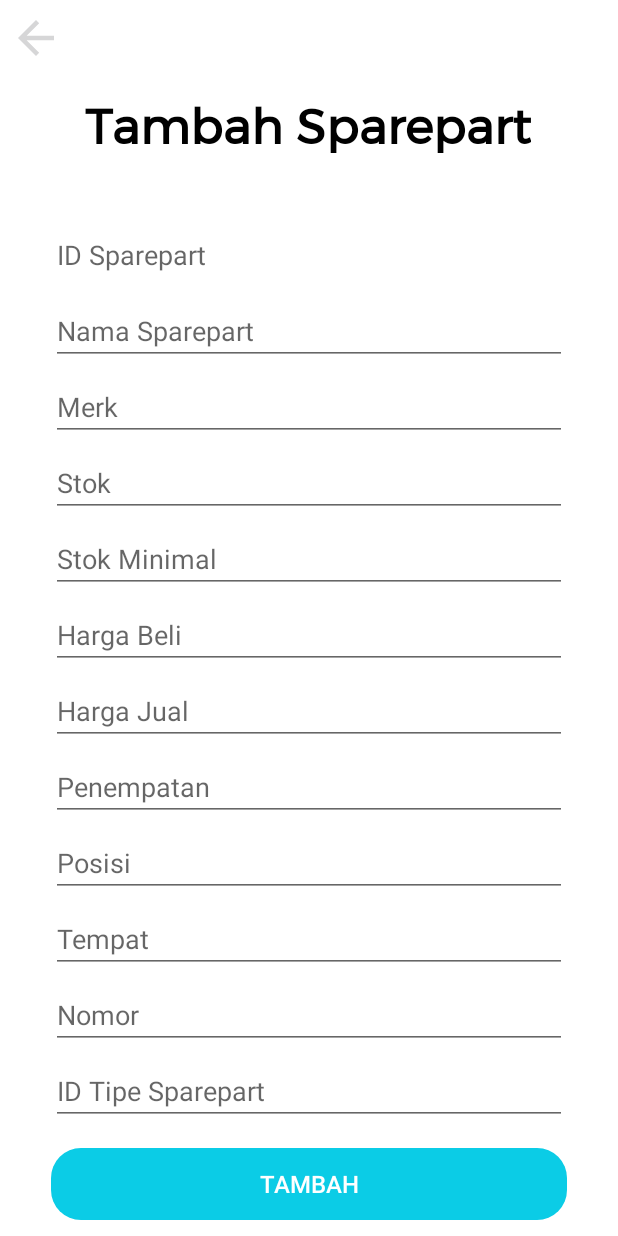
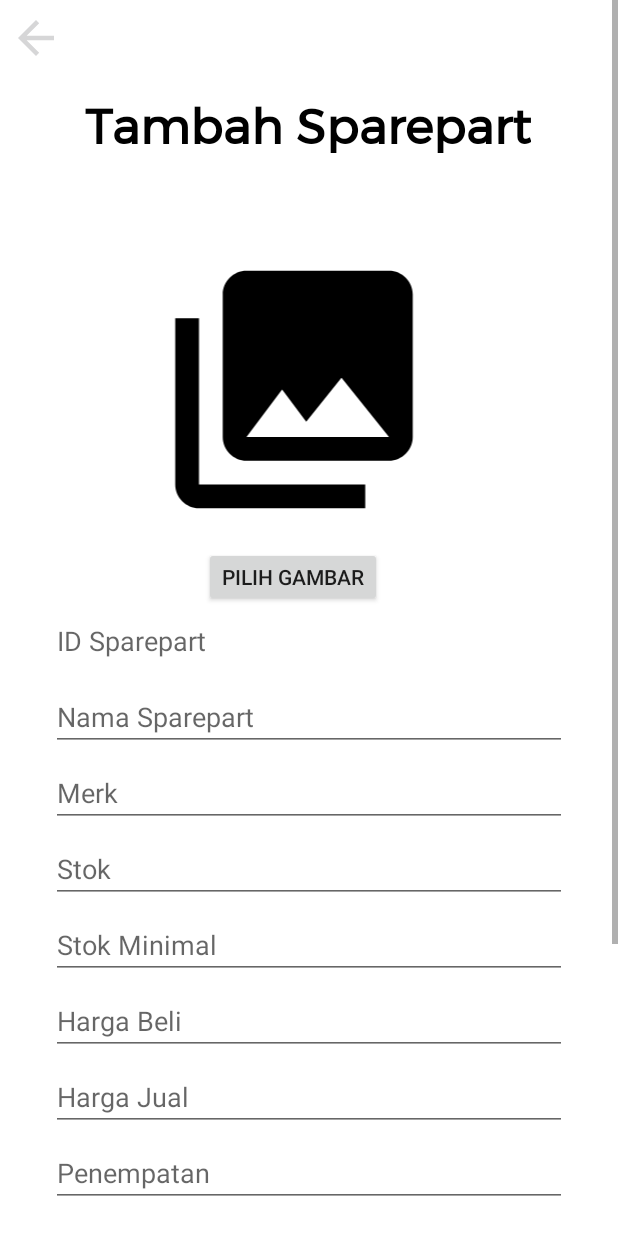
Before and after one commit to ryanderon/AtmaAuto, an Android app: the AddSparepart screen opened directly, with no data from a screen before it, on a phone screen of 412 x 824 dp. Run offline under Robolectric (Android 15) with nearby library versions, the phone set to English and light mode, and no system bars; our stand-ins replace Picasso; plain views replace MaterialEditText; pictures from the network do not load.

Commit message:
AddGambarSparepartJadi
ehhe

```diff
--- a/app/build.gradle
+++ b/app/build.gradle
@@ -27,6 +27,7 @@ dependencies {
     implementation 'com.squareup.retrofit2:converter-gson:2.5.0'
     implementation 'com.android.support:support-v4:28.0.0-rc02'
     implementation 'com.android.support:design:28.0.0-rc02'
+    implementation 'com.squareup.picasso:picasso:2.71828'
     testImplementation 'junit:junit:4.12'
     androidTestImplementation 'com.android.support.test:runner:1.0.2'
     androidTestImplementation 'com.android.support.test.espresso:espresso-core:3.0.2'
--- a/app/src/main/java/p3l_8980/com/atmaauto/Controller/ApiClient.java
+++ b/app/src/main/java/p3l_8980/com/atmaauto/Controller/ApiClient.java
@@ -1,13 +1,17 @@
 package p3l_8980.com.atmaauto.Controller;
 
+import okhttp3.MultipartBody;
+import okhttp3.RequestBody;
 import okhttp3.ResponseBody;
 import retrofit2.Call;
 import retrofit2.http.DELETE;
 import retrofit2.http.Field;
 import retrofit2.http.FormUrlEncoded;
 import retrofit2.http.GET;
+import retrofit2.http.Multipart;
 import retrofit2.http.POST;
 import retrofit2.http.PUT;
+import retrofit2.http.Part;
 import retrofit2.http.Path;
 
 public interface ApiClient {
@@ -45,20 +49,22 @@ public interface ApiClient {
     @GET("spareparts")
     Call<SparepartList> getSpareparts();
 
+    @Multipart
     @POST("spareparts")
     @FormUrlEncoded
-    Call<SparepartData> addSparepart(@Field("id_sparepart") String id_sparepart,
-                                     @Field("sparepart_name") String sparepart_name,
-                                     @Field("merk") String merk,
-                                     @Field("stock") int stock,
-                                     @Field("min_stock") int min_stock,
-                                     @Field("purchase_price") double purchase_price,
-                                     @Field("sell_price") double sell_price,
-                                     @Field("placement") String placement,
-                                     @Field("position") String position,
-                                     @Field("place") String place,
-                                     @Field("number") int number,
-                                     @Field("id_sparepart_type") int id_sparepart_type);
+    Call<ResponseBody> addSparepart(@Part MultipartBody.Part image,
+                                    @Part("id_sparepart") RequestBody id_sparepart,
+                                    @Part("sparepart_name") RequestBody sparepart_name,
+                                    @Part("merk") RequestBody merk,
+                                    @Part("stock") RequestBody stock,
+                                    @Part("min_stock") RequestBody min_stock,
+                                    @Part("purchase_price") RequestBody purchase_price,
+                                    @Part("sell_price") RequestBody sell_price,
+                                    @Part("placement") RequestBody placement,
+                                    @Part("position") RequestBody position,
+                                    @Part("place") RequestBody place,
+                                    @Part("number") RequestBody number,
+                                    @Part("id_sparepart_type") RequestBody id_sparepart_type);
 
     @DELETE("spareparts/{id}")
     Call<ResponseBody> deleteSparepart(@Path("id") String id);
--- a/app/src/main/res/layout/activity_add_sparepart.xml
+++ b/app/src/main/res/layout/activity_add_sparepart.xml
@@ -61,6 +61,23 @@
             app:layout_constraintStart_toStartOf="parent"
             app:layout_constraintTop_toBottomOf="@+id/title">
 
+            <ImageView
+                android:id="@+id/add_sparepart_image"
+                android:layout_width="300dp"
+                android:layout_height="190dp"
+                android:layout_marginTop="20dp"
+                android:layout_marginLeft="30dp"
+                app:srcCompat="@drawable/ic_menu_gallery"/>
+
+            <Button
+                android:layout_below="@id/btn_add_image"
+                android:id="@+id/btn_add_image"
+                android:layout_width="wrap_content"
+                android:layout_height="40dp"
+                android:layout_marginTop="10dp"
+                android:layout_marginLeft="120dp"
+                android:text="PILIH GAMBAR"/>
+
             <com.rengwuxian.materialedittext.MaterialEditText
                 android:id="@+id/idSparepart"
                 android:layout_width="match_parent"
@@ -85,7 +102,7 @@
                 app:met_floatingLabel="highlight" />
 
             <com.rengwuxian.materialedittext.MaterialEditText
-                android:id="@+id/merk"
+                android:id="@+id/merk_sparepart"
                 android:layout_width="match_parent"
                 android:layout_height="wrap_content"
                 android:layout_marginStart="18dp"
@@ -97,7 +114,7 @@
                 app:met_floatingLabel="highlight" />
 
             <com.rengwuxian.materialedittext.MaterialEditText
-                android:id="@+id/stock"
+                android:id="@+id/stock_sparepart"
                 android:layout_width="match_parent"
                 android:layout_height="wrap_content"
                 android:layout_marginStart="18dp"
@@ -145,7 +162,7 @@
                 app:met_floatingLabel="highlight" />
 
             <com.rengwuxian.materialedittext.MaterialEditText
-                android:id="@+id/placement"
+                android:id="@+id/placement_sparepart"
                 android:layout_width="match_parent"
                 android:layout_height="wrap_content"
                 android:layout_marginStart="18dp"
@@ -157,7 +174,7 @@
                 app:met_floatingLabel="highlight" />
 
             <com.rengwuxian.materialedittext.MaterialEditText
-                android:id="@+id/position"
+                android:id="@+id/position_sparepart"
                 android:layout_width="match_parent"
                 android:layout_height="wrap_content"
                 android:layout_marginStart="18dp"
@@ -169,7 +186,7 @@
                 app:met_floatingLabel="highlight" />
 
             <com.rengwuxian.materialedittext.MaterialEditText
-                android:id="@+id/place"
+                android:id="@+id/place_sparepart"
                 android:layout_width="match_parent"
                 android:layout_height="wrap_content"
                 android:layout_marginStart="18dp"
@@ -181,7 +198,7 @@
                 app:met_floatingLabel="highlight" />
 
             <com.rengwuxian.materialedittext.MaterialEditText
-                android:id="@+id/number"
+                android:id="@+id/number_sparepart"
                 android:layout_width="match_parent"
                 android:layout_height="wrap_content"
                 android:layout_marginStart="18dp"
--- a/app/src/main/res/layout/cardview_item_sparepart.xml
+++ b/app/src/main/res/layout/cardview_item_sparepart.xml
@@ -6,7 +6,8 @@
     android:clickable="true"
     xmlns:cardview="http://schemas.android.com/apk/res-auto"
     android:layout_margin="5dp"
-    cardview:cardCornerRadius="4dp">
+    cardview:cardCornerRadius="4dp"
+    android:layout_marginBottom="4dp" >
 
     <LinearLayout
         android:id="@+id/topcard"
```
Also changed, not shown: app/src/main/java/p3l_8980/com/atmaauto/Controller/Sparepart.java (+5 -5 lines), app/src/main/java/p3l_8980/com/atmaauto/UI/AdapterSparepart.java (+8 -0 lines), app/src/main/java/p3l_8980/com/atmaauto/UI/AddSparepart.java (+263 -127 lines).
